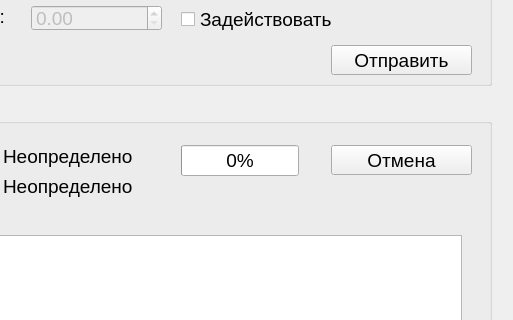
Above: client/rabbitmq_client/broker.ui from Qusar0/rabbit_qt before the change; both pictures show x 299 to 812 and y 115 to 435 of the 812 by 651 pixel window. Below: the same form after it.
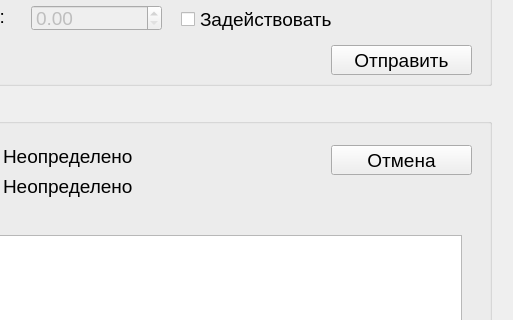
That is the form after the change.

```diff
--- a/client/rabbitmq_client/broker.ui
+++ b/client/rabbitmq_client/broker.ui
@@ -286,19 +286,6 @@
       <string>Настройки</string>
      </property>
     </widget>
-    <widget class="QProgressBar" name="rquestProgressBar">
-     <property name="geometry">
-      <rect>
-       <x>470</x>
-       <y>50</y>
-       <width>118</width>
-       <height>31</height>
-      </rect>
-     </property>
-     <property name="value">
-      <number>0</number>
-     </property>
-    </widget>
    </widget>
   </widget>
   <widget class="QMenuBar" name="menubar">
```
